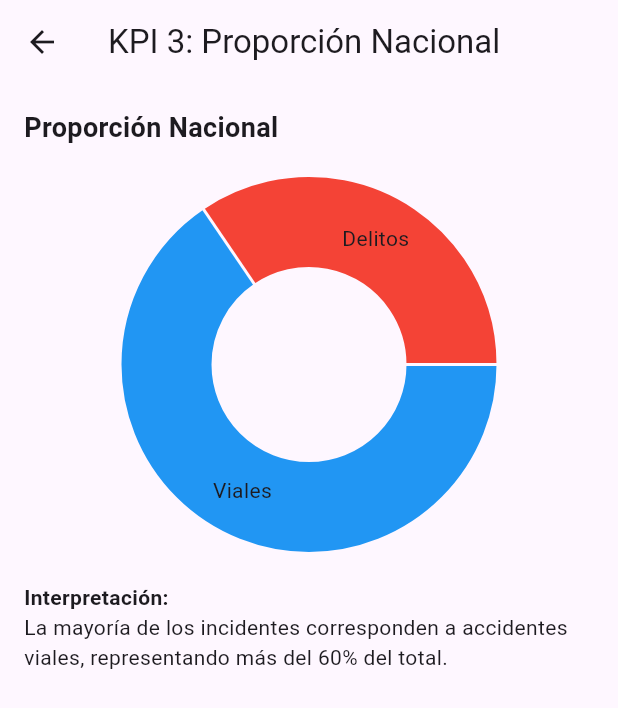
After one commit to jangelmm/frontend-emergencias-app, a Flutter app: the screen it shows after launch, after a tap on "KPI 3: Proporción Nacional", on a phone screen of 412 x 824 dp. The commit adds this screen. Shown: the top 708 px of the screen. Run offline on Flutter 3.47's test engine with Material 3 defaults, Android fonts, the phone set to English and light mode, and no system bars; drawn by our look-alikes of fl_chart; our stand-ins replace pdf, printing.

Commit message:
Interactividad y Nuevas Pantallas (Drill-down)

```diff
--- a/lib/screens/dashboard_screen.dart
+++ b/lib/screens/dashboard_screen.dart
@@ -1,6 +1,7 @@
 import 'package:flutter/material.dart';
 import 'package:fl_chart/fl_chart.dart';
 import '../services/mock_api.dart';
+import 'kpi/kpi_detail_screen.dart';
 
 class DashboardScreen extends StatelessWidget {
   DashboardScreen({super.key});
@@ -14,6 +15,19 @@ class DashboardScreen extends StatelessWidget {
     return ListView(
       padding: const EdgeInsets.all(16.0),
       children: [
+        InkWell(
+          onTap: () {
+            Navigator.push(
+              context,
+              MaterialPageRoute(
+                builder: (_) =>
+                    const KpiDetailScreen(title: "KPI 1: Saturación", kpiId: 1),
+              ),
+            );
+          },
+          child: Column(
+            crossAxisAlignment: CrossAxisAlignment.start,
+            children: [
               _buildCardTitle('KPI 1: Saturación Nacional'),
               SizedBox(
                 height: 200,
@@ -21,15 +35,36 @@ class DashboardScreen extends StatelessWidget {
                   BarChartData(
                     alignment: BarChartAlignment.spaceAround,
                     barGroups: [
-                BarChartGroupData(x: 0, barRods: [BarChartRodData(toY: 15420, color: Colors.red, width: 15)]),
-                BarChartGroupData(x: 1, barRods: [BarChartRodData(toY: 12050, color: Colors.orange, width: 15)]),
+                      BarChartGroupData(
+                        x: 0,
+                        barRods: [
+                          BarChartRodData(
+                            toY: 15420,
+                            color: Colors.red,
+                            width: 15,
+                          ),
+                        ],
+                      ),
+                      BarChartGroupData(
+                        x: 1,
+                        barRods: [
+                          BarChartRodData(
+                            toY: 12050,
+                            color: Colors.orange,
+                            width: 15,
+                          ),
+                        ],
+                      ),
                     ],
                     titlesData: FlTitlesData(
                       bottomTitles: AxisTitles(
                         sideTitles: SideTitles(
                           showTitles: true,
                           getTitlesWidget: (value, meta) {
-                      return Text(value.toInt() == 0 ? 'CDMX' : 'Jalisco', style: const TextStyle(fontSize: 12));
+                            return Text(
+                              value.toInt() == 0 ? 'CDMX' : 'Jalisco',
+                              style: const TextStyle(fontSize: 12),
+                            );
                           },
                         ),
                       ),
@@ -37,8 +72,25 @@ class DashboardScreen extends StatelessWidget {
                   ),
                 ),
               ),
+            ],
+          ),
+        ),
+
         const Divider(height: 40),
 
+        InkWell(
+          onTap: () {
+            Navigator.push(
+              context,
+              MaterialPageRoute(
+                builder: (_) =>
+                    const KpiDetailScreen(title: "KPI 2: Tendencia Histórica", kpiId: 2),
+              ),
+            );
+          },
+          child: Column(
+            crossAxisAlignment: CrossAxisAlignment.start,
+            children: [
               _buildCardTitle('KPI 2: Tendencia Histórica'),
               SizedBox(
                 height: 200,
@@ -61,18 +113,47 @@ class DashboardScreen extends StatelessWidget {
                   ),
                 ),
               ),
+            ],
+          ),
+        ),
         const Divider(height: 40),
 
+        InkWell(
+          onTap: () {
+            Navigator.push(
+              context,
+              MaterialPageRoute(
+                builder: (_) =>
+                    const KpiDetailScreen(title: "KPI 3: Proporción Nacional", kpiId: 3),
+              ),
+            );
+          },
+          child: Column(
+            crossAxisAlignment: CrossAxisAlignment.start,
+            children: [
               _buildCardTitle('KPI 3: Proporción Nacional'),
               SizedBox(
                 height: 200,
                 child: PieChart(
                   PieChartData(
                     sections: [
-                PieChartSectionData(value: 65.5, title: '65.5%\nViales', color: Colors.blue, radius: 60),
-                PieChartSectionData(value: 34.5, title: '34.5%\nDelitos', color: Colors.redAccent, radius: 60),
+                      PieChartSectionData(
+                        value: 65.5,
+                        title: '65.5%\nViales',
+                        color: Colors.blue,
+                        radius: 60,
+                      ),
+                      PieChartSectionData(
+                        value: 34.5,
+                        title: '34.5%\nDelitos',
+                        color: Colors.redAccent,
+                        radius: 60,
+                      ),
                     ],
                   ),
+                ),
+              ),
+            ],
           ),
         ),
         const SizedBox(height: 20),
@@ -83,7 +164,10 @@ class DashboardScreen extends StatelessWidget {
   Widget _buildCardTitle(String title) {
     return Padding(
       padding: const EdgeInsets.only(bottom: 16.0),
-      child: Text(title, style: const TextStyle(fontSize: 18, fontWeight: FontWeight.bold)),
+      child: Text(
+        title,
+        style: const TextStyle(fontSize: 18, fontWeight: FontWeight.bold),
+      ),
     );
   }
 }
--- /dev/null
+++ b/lib/screens/kpi/kpi_detail_screen.dart
@@ -0,0 +1,157 @@
+import 'package:flutter/material.dart';
+import 'package:fl_chart/fl_chart.dart';
+
+class KpiDetailScreen extends StatelessWidget {
+  final String title;
+  final int kpiId;
+
+  const KpiDetailScreen({super.key, required this.title, required this.kpiId});
+
+  @override
+  Widget build(BuildContext context) {
+    return Scaffold(
+      appBar: AppBar(title: Text(title)),
+      body: Padding(padding: const EdgeInsets.all(16), child: _buildContent()),
+    );
+  }
+
+  Widget _buildContent() {
+    switch (kpiId) {
+      case 1:
+        return _kpiSaturacion();
+      case 2:
+        return _kpiTendencia();
+      case 3:
+        return _kpiProporcion();
+      default:
+        return const Text("KPI no encontrado");
+    }
+  }
+
+  Widget _kpiSaturacion() {
+    return Column(
+      crossAxisAlignment: CrossAxisAlignment.start,
+      children: [
+        const Text(
+          "Análisis de Saturación Nacional",
+          style: TextStyle(fontSize: 18, fontWeight: FontWeight.bold),
+        ),
+        const SizedBox(height: 20),
+
+        SizedBox(
+          height: 250,
+          child: BarChart(
+            BarChartData(
+              barGroups: [
+                BarChartGroupData(
+                  x: 0,
+                  barRods: [BarChartRodData(toY: 15420, color: Colors.red)],
+                ),
+                BarChartGroupData(
+                  x: 1,
+                  barRods: [BarChartRodData(toY: 12050, color: Colors.orange)],
+                ),
+              ],
+            ),
+          ),
+        ),
+
+        const SizedBox(height: 20),
+
+        const Text(
+          "Interpretación:",
+          style: TextStyle(fontWeight: FontWeight.bold),
+        ),
+
+        const Text(
+          "Ciudad de México presenta mayor saturación comparado con Jalisco, lo que indica mayor carga operativa en emergencias.",
+        ),
+      ],
+    );
+  }
+
+  Widget _kpiTendencia() {
+    return Column(
+      crossAxisAlignment: CrossAxisAlignment.start,
+      children: [
+        const Text(
+          "Tendencia Histórica",
+          style: TextStyle(fontSize: 18, fontWeight: FontWeight.bold),
+        ),
+        const SizedBox(height: 20),
+
+        SizedBox(
+          height: 250,
+          child: LineChart(
+            LineChartData(
+              lineBarsData: [
+                LineChartBarData(
+                  spots: const [FlSpot(0, 14), FlSpot(1, 24)],
+                  isCurved: true,
+                  color: Colors.blue,
+                ),
+              ],
+            ),
+          ),
+        ),
+
+        const SizedBox(height: 20),
+
+        const Text(
+          "Interpretación:",
+          style: TextStyle(fontWeight: FontWeight.bold),
+        ),
+
+        const Text(
+          "Se observa un incremento en accidentes viales, lo que sugiere tendencia al alza en incidentes diarios.",
+        ),
+      ],
+    );
+  }
+
+  Widget _kpiProporcion() {
+    return Column(
+      crossAxisAlignment: CrossAxisAlignment.start,
+      children: [
+        const Text(
+          "Proporción Nacional",
+          style: TextStyle(fontSize: 18, fontWeight: FontWeight.bold),
+        ),
+        const SizedBox(height: 20),
+
+        SizedBox(
+          height: 250,
+          child: PieChart(
+            PieChartData(
+              sections: [
+                PieChartSectionData(
+                  value: 65.5,
+                  title: "Viales",
+                  color: Colors.blue,
+                  radius: 60,
+                ),
+                PieChartSectionData(
+                  value: 34.5,
+                  title: "Delitos",
+                  color: Colors.red,
+                  radius: 60,
+                ),
+              ],
+            ),
+          ),
+        ),
+
+        const SizedBox(height: 20),
+
+        const Text(
+          "Interpretación:",
+          style: TextStyle(fontWeight: FontWeight.bold),
+        ),
+
+        const Text(
+          "La mayoría de los incidentes corresponden a accidentes viales, representando más del 60% del total.",
+        ),
+      ],
+    );
+  }
+}
```
Also changed, not shown: lib/screens/widgets/kpi1_saturacion.dart (added), lib/screens/widgets/kpi2_tendencia.dart (added), lib/screens/widgets/kpi3_proporcion.dart (added). Lines whose indentation alone changed are shown as unchanged.
